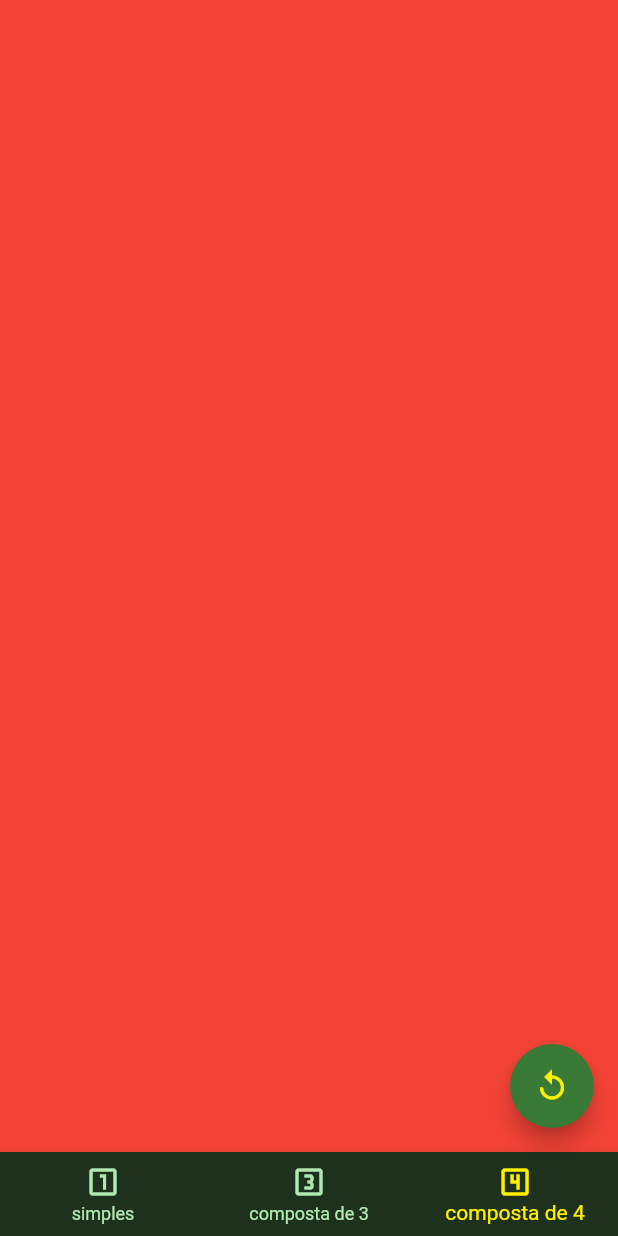
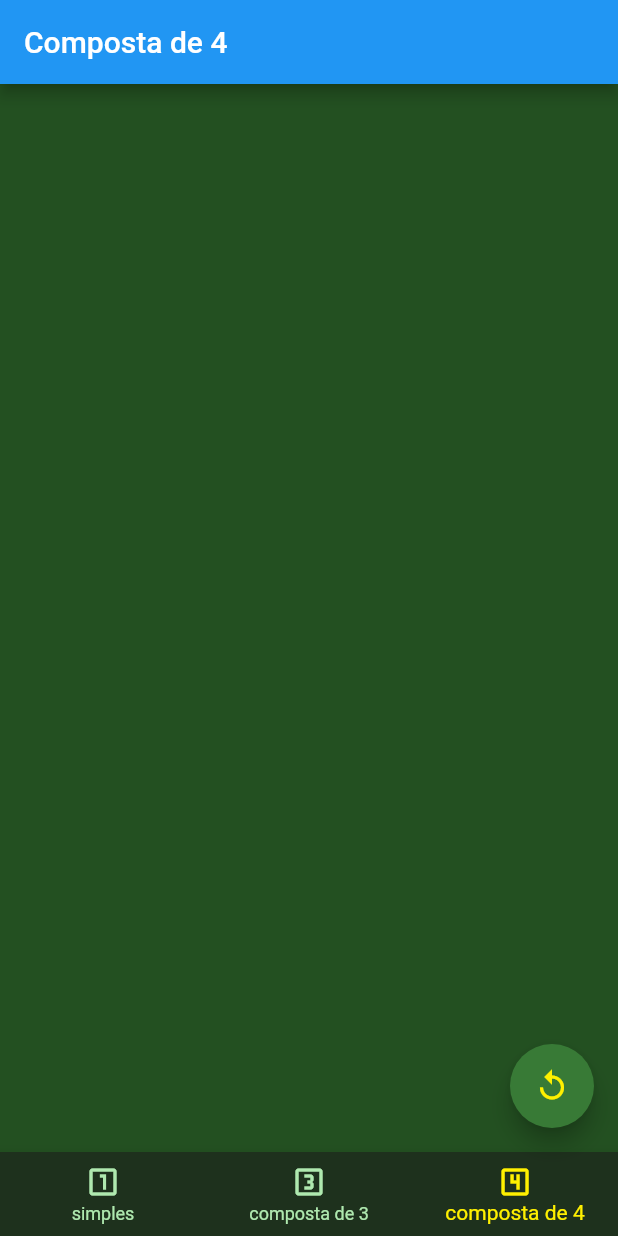
Before and after one commit to luizcarlosdev/cross_multiply, a Flutter app: the screen it shows after launch, swiped to page 3, on a phone screen of 412 x 824 dp. Run offline on Flutter 3.47's test engine with Material 2 defaults, Android fonts, the phone set to English and light mode, and no system bars; our stand-ins replace google_fonts.

Commit message:
compound four page scaffold

```diff
--- a/lib/pages/compound_four_page.dart
+++ b/lib/pages/compound_four_page.dart
@@ -5,8 +5,10 @@ class CompoundFourPage extends StatelessWidget {
 
   @override
   Widget build(BuildContext context) {
-    return Container(
-      color: Colors.red,
+    return Scaffold(
+      appBar: AppBar(
+        title: Text("Composta de 4"),
+      ),
     );
   }
 }
```
